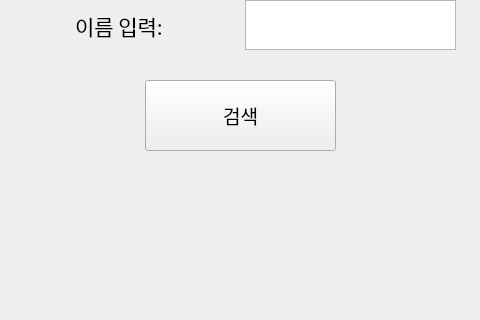
Hyemin-12/goingout-journal, file delete.ui: the form before one commit; both pictures show x 145 to 625 and y 280 to 600 of the 800 by 600 pixel window.
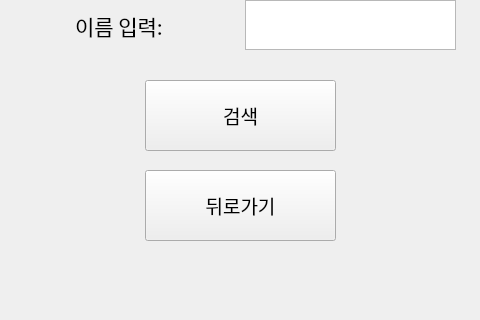
The form after the commit.

Commit message: click() 뒤로가기 구현, comment 달기

What changed in the file:
```diff
--- a/delete.ui
+++ b/delete.ui
@@ -121,6 +121,25 @@
     </font>
    </property>
   </widget>
+  <widget class="QPushButton" name="btn_back">
+   <property name="geometry">
+    <rect>
+     <x>290</x>
+     <y>450</y>
+     <width>191</width>
+     <height>71</height>
+    </rect>
+   </property>
+   <property name="font">
+    <font>
+     <family>궁서체</family>
+     <pointsize>14</pointsize>
+    </font>
+   </property>
+   <property name="text">
+    <string>뒤로가기</string>
+   </property>
+  </widget>
  </widget>
  <resources/>
  <connections/>
```
Left out of the diff: 22 changed lines with no effect on the pictures. The commit also changes 4 other files.
